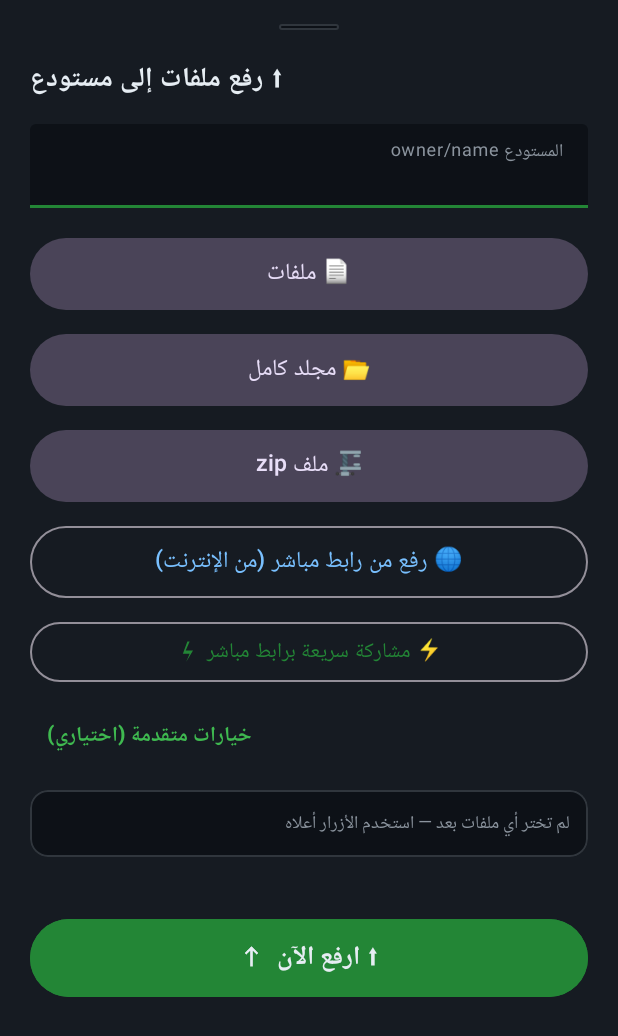
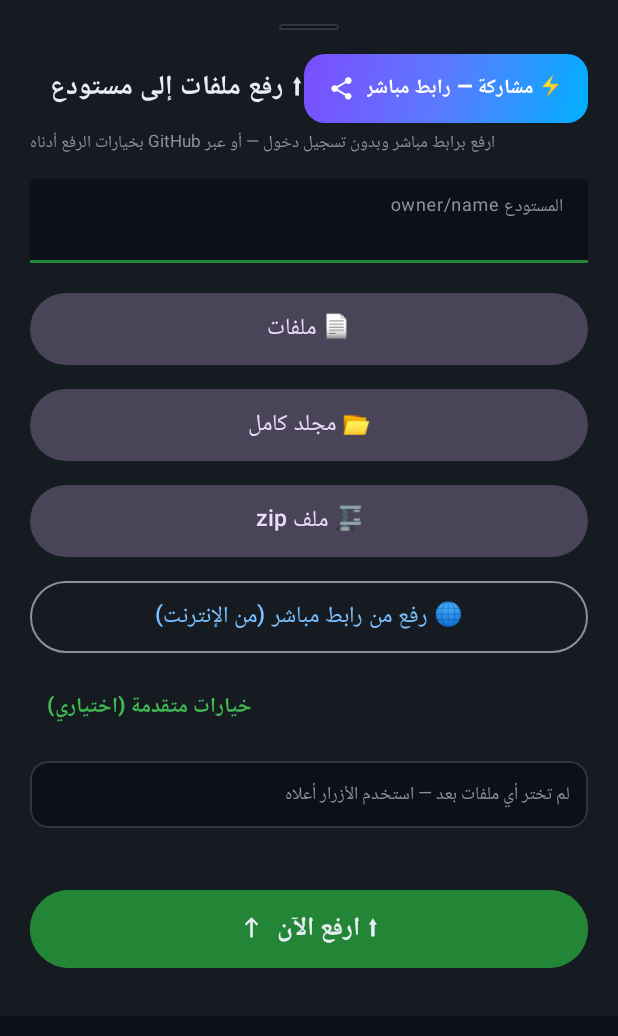
Before and after one commit to m777m44/mahdi-file-github, an Android app: the layout sheet_upload.xml on its own in the app's theme, with its tools: preview values and no code run, on a phone screen of 412 x 824 dp. Shown: the top 1036 px of the screen. Run offline under Robolectric (Android 15) with nearby library versions, the phone set to English and light mode, and no system bars.

Commit message:
الإصدار 1.10.1: زر مشاركة جانبي متدرج أعلى ورقة الرفع بحركة نبضة، المشاركة السريعة تعمل بدون تسجيل دخول (زر في شاشة الدخول)، وإعادة ترتيب خيارات متقدمة مع فواصل أنيقة وزر اقتراح بجانب الرسالة
Co-authored-by: m777m44 <m777m44@users.noreply.github.com>

```diff
--- a/android/app/build.gradle.kts
+++ b/android/app/build.gradle.kts
@@ -11,8 +11,8 @@ android {
         applicationId = "io.github.mahdi.uploader"
         minSdk = 26
         targetSdk = 34
-        versionCode = 14
-        versionName = "1.10.0"
+        versionCode = 15
+        versionName = "1.10.1"
     }
 
     signingConfigs {
--- a/android/app/src/main/java/io/github/mahdi/uploader/MainActivity.kt
+++ b/android/app/src/main/java/io/github/mahdi/uploader/MainActivity.kt
@@ -388,6 +388,15 @@ class MainActivity : AppCompatActivity() {
 
     private fun setupListeners() {
         btnLoginGitHub.setOnClickListener { startDeviceFlow() }
+        findViewById<MaterialButton>(R.id.btnQuickShareLogin).setOnClickListener { btn ->
+            haptic()
+            btn.animate().scaleX(0.95f).scaleY(0.95f).setDuration(70L)
+                .withEndAction {
+                    btn.animate().scaleX(1f).scaleY(1f).setDuration(130L)
+                        .setInterpolator(android.view.animation.OvershootInterpolator(2.2f)).start()
+                }.start()
+            showShareSheet()
+        }
         btnOpenBrowser.setOnClickListener {
             val url = btnOpenBrowser.tag as? String
             if (url != null) startActivity(Intent(Intent.ACTION_VIEW, Uri.parse(url)))
@@ -1723,6 +1732,12 @@ class MainActivity : AppCompatActivity() {
         }
         view.findViewById<MaterialButton>(R.id.btnQuickShare).setOnClickListener { btn ->
             haptic()
+            // نبضة نقر أنيقة: انكماش سريع ثم ارتداد للخارج
+            btn.animate().scaleX(0.92f).scaleY(0.92f).setDuration(70L)
+                .withEndAction {
+                    btn.animate().scaleX(1f).scaleY(1f).setDuration(130L)
+                        .setInterpolator(android.view.animation.OvershootInterpolator(2.2f)).start()
+                }.start()
             showShareSheet()
         }
         view.findViewById<MaterialButton>(R.id.btnAdvancedToggle).setOnClickListener { btn ->
--- /dev/null
+++ b/android/app/src/main/res/drawable/bg_share_grad.xml
@@ -0,0 +1,11 @@
+<?xml version="1.0" encoding="utf-8"?>
+<shape xmlns:android="http://schemas.android.com/apk/res/android"
+    android:shape="rectangle">
+    <gradient
+        android:angle="315"
+        android:startColor="#7C4DFF"
+        android:centerColor="#5A7BFF"
+        android:endColor="#00B0FF"
+        android:type="linear" />
+    <corners android:radius="14dp" />
+</shape>
--- /dev/null
+++ b/android/app/src/main/res/drawable/ic_qshare.xml
@@ -0,0 +1,6 @@
+<vector xmlns:android="http://schemas.android.com/apk/res/android"
+    android:width="22dp" android:height="22dp"
+    android:viewportWidth="24" android:viewportHeight="24">
+    <path android:fillColor="#FFFFFF"
+        android:pathData="M18,16.08c-0.76,0 -1.44,0.3 -1.96,0.77L8.91,12.7c0.05,-0.23 0.09,-0.46 0.09,-0.7s-0.04,-0.47 -0.09,-0.7l7.05,-4.11c0.54,0.5 1.25,0.81 2.04,0.81 1.66,0 3,-1.34 3,-3s-1.34,-3 -3,-3 -3,1.34 -3,3c0,0.24 0.04,0.47 0.09,0.7L8.04,9.81C7.5,9.31 6.79,9 6,9c-1.66,0 -3,1.34 -3,3s1.34,3 3,3c0.79,0 1.5,-0.31 2.04,-0.81l7.12,4.16c-0.05,0.21 -0.08,0.43 -0.08,0.65 0,1.61 1.31,2.92 2.92,2.92 1.61,0 2.92,-1.31 2.92,-2.92s-1.31,-2.92 -2.92,-2.92z"/>
+</vector>
--- a/android/app/src/main/res/layout/activity_main.xml
+++ b/android/app/src/main/res/layout/activity_main.xml
@@ -46,6 +46,22 @@
                 android:text="@string/login_subtitle"
                 android:textColor="@color/muted"
                 android:textSize="14sp" />
+
+            <com.google.android.material.button.MaterialButton
+                android:id="@+id/btnQuickShareLogin"
+                android:layout_width="match_parent"
+                android:layout_height="54dp"
+                android:layout_marginTop="20dp"
+                android:background="@drawable/bg_share_grad"
+                android:text="@string/share_login_btn"
+                android:textColor="#FFFFFF"
+                android:textSize="14sp"
+                android:textStyle="bold"
+                app:backgroundTint="@null"
+                app:icon="@drawable/ic_qshare"
+                app:iconGravity="textStart"
+                app:iconTint="#FFFFFF"
+                app:rippleColor="#40FFFFFF" />
 
             <com.google.android.material.button.MaterialButton
                 android:id="@+id/btnLoginGitHub"
--- a/android/app/src/main/res/layout/sheet_upload.xml
+++ b/android/app/src/main/res/layout/sheet_upload.xml
@@ -20,14 +20,49 @@
             android:layout_gravity="center"
             android:background="@drawable/bg_input" />
 
+        <LinearLayout
+            android:layout_width="match_parent"
+            android:layout_height="wrap_content"
+            android:layout_marginTop="16dp"
+            android:gravity="center_vertical"
+            android:orientation="horizontal">
+
             <TextView
-            android:layout_width="wrap_content"
+                android:layout_width="0dp"
                 android:layout_height="wrap_content"
-            android:layout_marginTop="18dp"
+                android:layout_weight="1"
                 android:text="@string/upload_title"
                 android:textColor="@color/text"
                 android:textSize="18sp"
                 android:textStyle="bold" />
+
+            <com.google.android.material.button.MaterialButton
+                android:id="@+id/btnQuickShare"
+                android:layout_width="wrap_content"
+                android:layout_height="46dp"
+                android:background="@drawable/bg_share_grad"
+                android:insetLeft="0dp"
+                android:insetRight="0dp"
+                android:paddingStart="16dp"
+                android:paddingEnd="16dp"
+                android:text="@string/share_short_btn"
+                android:textColor="#FFFFFF"
+                android:textSize="13.5sp"
+                android:textStyle="bold"
+                app:backgroundTint="@null"
+                app:icon="@drawable/ic_qshare"
+                app:iconGravity="textStart"
+                app:iconTint="#FFFFFF"
+                app:rippleColor="#40FFFFFF" />
+        </LinearLayout>
+
+        <TextView
+            android:layout_width="wrap_content"
+            android:layout_height="wrap_content"
+            android:layout_marginTop="4dp"
+            android:text="@string/share_top_hint"
+            android:textColor="@color/muted"
+            android:textSize="11.5sp" />
 
         <com.google.android.material.textfield.TextInputLayout
             style="@style/Widget.Material3.TextInputLayout.FilledBox"
@@ -85,17 +120,7 @@
             android:textColor="@color/link"
             android:textSize="15sp" />
 
-        <com.google.android.material.button.MaterialButton
-        android:id="@+id/btnQuickShare"
-        style="@style/Widget.Material3.Button.OutlinedButton"
-        android:layout_width="match_parent"
-        android:layout_height="48dp"
-        android:layout_marginTop="8dp"
-        android:text="@string/share_title"
-        android:textSize="14sp"
-        app:icon="@drawable/ic_bolt_share"
-        app:iconTint="?attr/colorPrimary"
-        app:iconGravity="textStart" />
+
 
         <com.google.android.material.button.MaterialButton
             android:id="@+id/btnAdvancedToggle"
@@ -123,7 +148,7 @@
             android:paddingBottom="14dp"
             android:visibility="gone">
 
-            <!-- عنوان القسم مع شارة متدرجة -->
+            <!-- شارة + عنوان القسم -->
             <LinearLayout
                 android:layout_width="match_parent"
                 android:layout_height="wrap_content"
@@ -144,6 +169,13 @@
                     android:textColor="@color/text"
                     android:textSize="15sp"
                     android:textStyle="bold" />
+
+                <View
+                    android:layout_width="0dp"
+                    android:layout_height="1dp"
+                    android:layout_marginStart="12dp"
+                    android:layout_weight="1"
+                    android:background="@color/line" />
             </LinearLayout>
 
             <TextView
@@ -155,12 +187,48 @@
                 android:textColor="@color/muted"
                 android:textSize="12sp" />
 
-            <!-- الفرع -->
+            <!-- 1) المجلد الفرعي — يحدد مكان الرفع داخل المستودع -->
             <com.google.android.material.textfield.TextInputLayout
                 style="@style/Widget.Material3.TextInputLayout.FilledBox"
                 android:layout_width="match_parent"
                 android:layout_height="wrap_content"
                 android:layout_marginTop="12dp"
+                app:boxBackgroundColor="@color/background"
+                app:boxStrokeColor="@color/accent"
+                app:hintTextColor="@color/muted"
+                app:startIconDrawable="@drawable/ic_folder_in">
+
+                <com.google.android.material.textfield.TextInputEditText
+                    android:id="@+id/uploadPrefixInput"
+                    android:layout_width="match_parent"
+                    android:layout_height="wrap_content"
+                    android:hint="@string/prefix_optional_hint"
+                    android:inputType="text"
+                    android:maxLines="1"
+                    android:textColor="@color/text" />
+            </com.google.android.material.textfield.TextInputLayout>
+
+            <TextView
+                android:layout_width="match_parent"
+                android:layout_height="wrap_content"
+                android:layout_marginTop="2dp"
+                android:text="@string/prefix_helper"
+                android:textColor="@color/muted"
+                android:textSize="11sp" />
+
+            <!-- فاصل أنيق -->
+            <View
+                android:layout_width="match_parent"
+                android:layout_height="1dp"
+                android:layout_marginTop="12dp"
+                android:background="@color/line" />
+
+            <!-- 2) الفرع -->
+            <com.google.android.material.textfield.TextInputLayout
+                style="@style/Widget.Material3.TextInputLayout.FilledBox"
+                android:layout_width="match_parent"
+                android:layout_height="wrap_content"
+                android:layout_marginTop="10dp"
                 app:boxBackgroundColor="@color/background"
                 app:boxStrokeColor="@color/accent"
                 app:hintTextColor="@color/muted"
@@ -184,41 +252,26 @@
                 android:textColor="@color/muted"
                 android:textSize="11sp" />
 
-            <!-- المجلد الفرعي -->
-            <com.google.android.material.textfield.TextInputLayout
-                style="@style/Widget.Material3.TextInputLayout.FilledBox"
+            <!-- فاصل أنيق -->
+            <View
+                android:layout_width="match_parent"
+                android:layout_height="1dp"
+                android:layout_marginTop="12dp"
+                android:background="@color/line" />
+
+            <!-- 3) رسالة الالتزام + زر الاقتراح جنباً إلى جنب -->
+            <LinearLayout
                 android:layout_width="match_parent"
                 android:layout_height="wrap_content"
                 android:layout_marginTop="10dp"
-                app:boxBackgroundColor="@color/background"
-                app:boxStrokeColor="@color/accent"
-                app:hintTextColor="@color/muted"
-                app:startIconDrawable="@drawable/ic_folder_in">
+                android:gravity="center_vertical"
+                android:orientation="horizontal">
 
-                <com.google.android.material.textfield.TextInputEditText
-                    android:id="@+id/uploadPrefixInput"
-                    android:layout_width="match_parent"
-                    android:layout_height="wrap_content"
-                    android:hint="@string/prefix_optional_hint"
-                    android:inputType="text"
-                    android:maxLines="1"
-                    android:textColor="@color/text" />
-            </com.google.android.material.textfield.TextInputLayout>
-
-            <TextView
-                android:layout_width="match_parent"
-                android:layout_height="wrap_content"
-                android:layout_marginTop="2dp"
-                android:text="@string/prefix_helper"
-                android:textColor="@color/muted"
-                android:textSize="11sp" />
-
-            <!-- رسالة الالتزام -->
                 <com.google.android.material.textfield.TextInputLayout
                     style="@style/Widget.Material3.TextInputLayout.FilledBox"
-                android:layout_width="match_parent"
+                    android:layout_width="0dp"
                     android:layout_height="wrap_content"
-                android:layout_marginTop="10dp"
+                    android:layout_weight="1"
                     app:boxBackgroundColor="@color/background"
                     app:boxStrokeColor="@color/accent"
                     app:hintTextColor="@color/muted"
@@ -234,6 +287,23 @@
                         android:textColor="@color/text" />
                 </com.google.android.material.textfield.TextInputLayout>
 
+                <com.google.android.material.button.MaterialButton
+                    android:id="@+id/btnSuggestMsg"
+                    style="@style/Widget.Material3.Button.TonalButton"
+                    android:layout_width="wrap_content"
+                    android:layout_height="56dp"
+                    android:layout_marginStart="8dp"
+                    android:insetLeft="0dp"
+                    android:insetRight="0dp"
+                    android:paddingStart="14dp"
+                    android:paddingEnd="14dp"
+                    android:text="@string/btn_suggest_short"
+                    android:textSize="13sp"
+                    app:backgroundTint="@color/accent"
+                    app:icon="@drawable/ic_qshare"
+                    app:iconGravity="textStart" />
+            </LinearLayout>
+
             <TextView
                 android:layout_width="match_parent"
                 android:layout_height="wrap_content"
@@ -241,15 +311,6 @@
                 android:text="@string/message_helper"
                 android:textColor="@color/muted"
                 android:textSize="11sp" />
-
-            <com.google.android.material.button.MaterialButton
-                android:id="@+id/btnSuggestMsg"
-                style="@style/Widget.Material3.Button.TonalButton"
-                android:layout_width="match_parent"
-                android:layout_height="48dp"
-                android:layout_marginTop="12dp"
-                android:text="@string/btn_suggest_msg"
-                android:textSize="14sp" />
         </LinearLayout>
 
         <LinearLayout
--- a/android/app/src/main/res/values/strings.xml
+++ b/android/app/src/main/res/values/strings.xml
@@ -111,6 +111,7 @@
     <string name="update_need_permission">لإكمال التثبيت اسمح بخيار «تثبيت التطبيقات غير المعروفة» لهذا التطبيق، ثم اضغط تثبيت مرة أخرى</string>
     <string name="update_download_retrying">تعذر الاتصال — جارٍ إعادة المحاولة…</string>
     <string name="update_install_failed">تعذر بدء التثبيت — تأكد من صلاحية تثبيت التطبيقات غير المعروفة</string>
+    <string name="btn_suggest_short">اقتراح ✨</string>
     <string name="btn_suggest_msg">✨ اقتراح رسالة الالتزام تلقائياً</string>
 
 
@@ -183,6 +184,9 @@
     <string name="delete_failed">فشل الحذف:</string>
 
     <!-- 1.10 — المشاركة السريعة (من سكربت raf3ly) -->
+    <string name="share_short_btn">⚡ مشاركة — رابط مباشر</string>
+    <string name="share_top_hint">ارفع برابط مباشر وبدون تسجيل دخول — أو عبر GitHub بخيارات الرفع أدناه</string>
+    <string name="share_login_btn">⚡ مشاركة سريعة برابط مباشر — بدون تسجيل دخول</string>
     <string name="share_title">⚡ مشاركة سريعة برابط مباشر</string>
     <string name="share_subtitle">ارفع أي ملف إلى منصة مشاركة واحصل على رابط مباشر فوراً — منقول من سكربت raf3ly</string>
     <string name="share_pick_files">اختر الملفات (يمكن أكثر من ملف)</string>
```
Also changed, not shown: 3 other files. Lines whose indentation alone changed are shown as unchanged.
